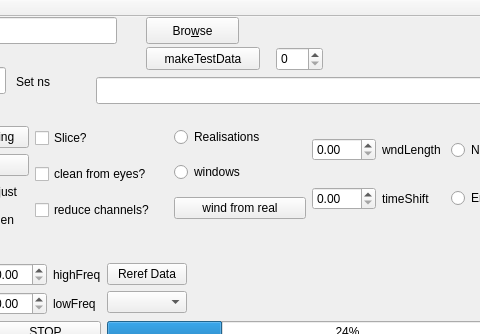
First picture: the form in mainwindow.ui, repository ArtfulVampire/SecondGUIrepo, before the edit; both pictures show x 404 to 884 and y 0 to 334 of the 1207 by 890 pixel window.
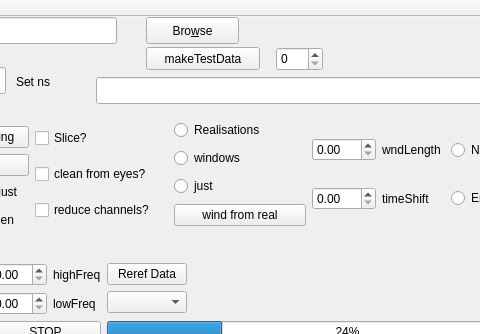
Second picture: the form after the edit.

The edit to the form file:
```diff
--- a/mainwindow.ui
+++ b/mainwindow.ui
@@ -379,6 +379,13 @@
          </property>
         </widget>
        </item>
+       <item>
+        <widget class="QRadioButton" name="justSliceButton">
+         <property name="text">
+          <string>just</string>
+         </property>
+        </widget>
+       </item>
        <item>
         <widget class="QPushButton" name="windFromRealButton">
          <property name="text">
```
